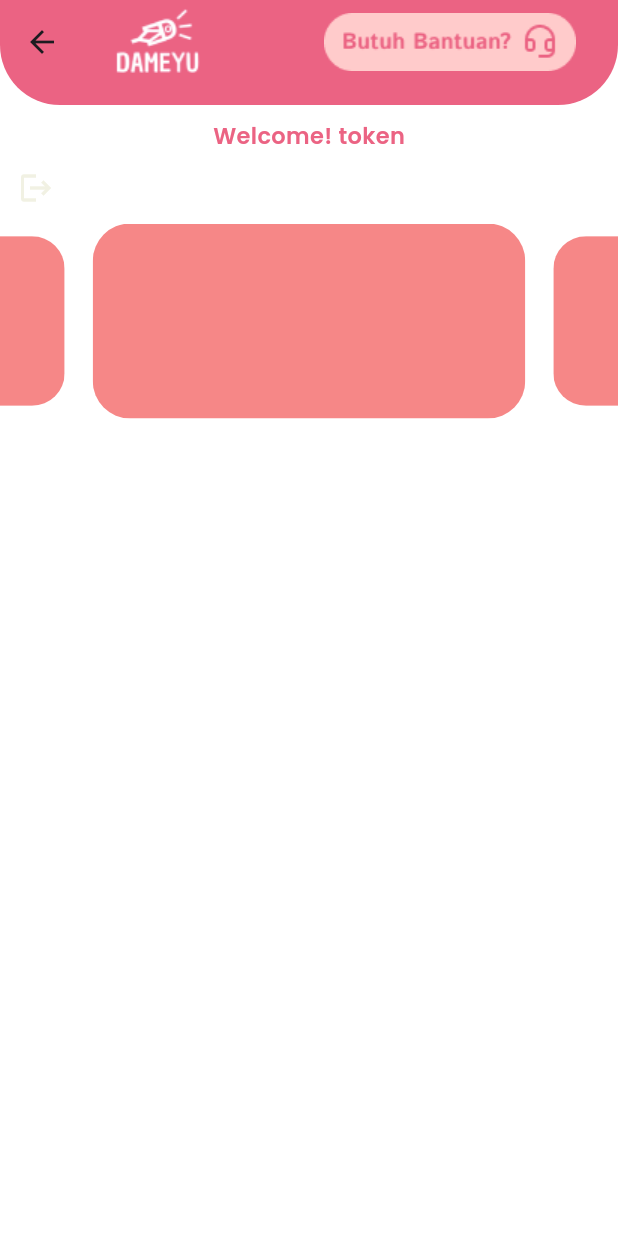
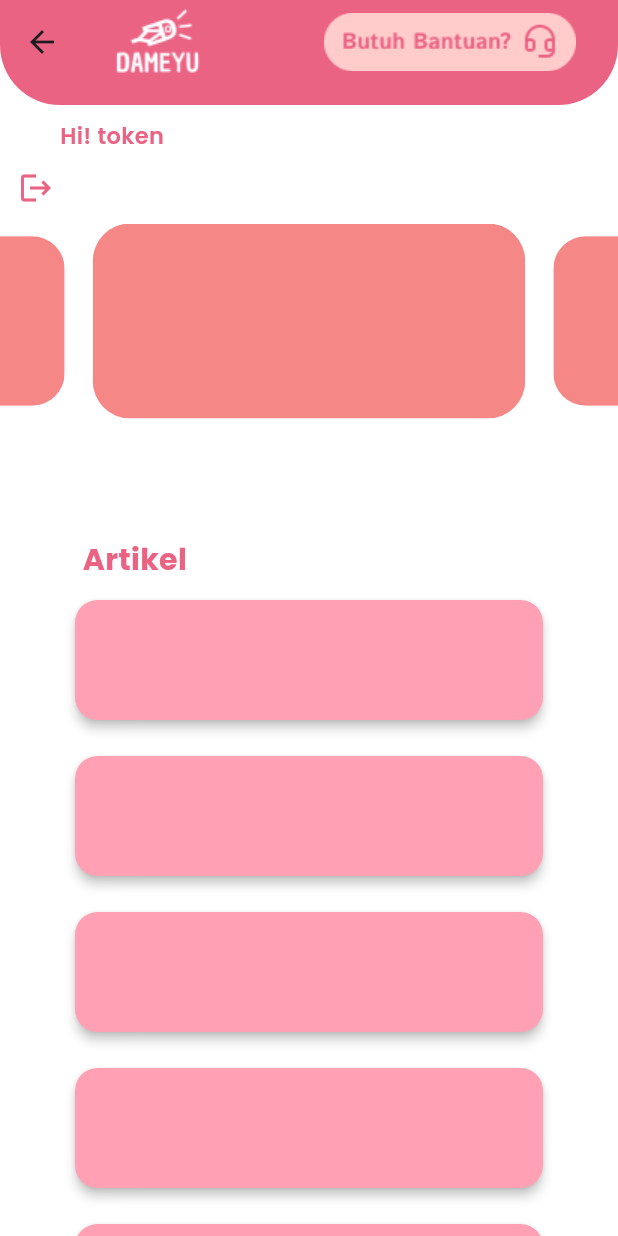
Before and after one commit to CCIT-6A-2-DaMeYu/Mobile-Flutter-DaMeYu, a Flutter app: the HomeScreen screen opened directly, on a phone screen of 412 x 824 dp. Run offline on Flutter 3.47's test engine with Material 3 defaults, Android fonts, the phone set to English and light mode, and no system bars; drawn by our look-alikes of carousel_slider; our stand-ins replace dio, google_fonts, shared_preferences; accounts and stored records are empty.

Commit message:
Add Card Artikel, Fixing welcome username & artikel (tulisan sebelah kiri)

```diff
--- a/lib/screen/home/home_screen.dart
+++ b/lib/screen/home/home_screen.dart
@@ -75,15 +75,25 @@ class _HomeScreenState extends State<HomeScreen> {
           crossAxisAlignment: CrossAxisAlignment.start,
           children: [
             const SizedBox(height: 10),
-            Center(
-              child: Text(
-                'Welcome! $_username',
-                style: ThemeTextStyle().welcomeUsername,
+             Align(
+              alignment: Alignment.centerLeft,
+              child: Padding(
+                padding: const EdgeInsets.symmetric(horizontal: 40.0),
+                child: Text(
+                  'Hi! $_username',
+                  style: ThemeTextStyle().welcomeUsername,
+                ),
               ),
             ),
+            // Center(
+            //   child: Text(
+            //     'Welcome! $_username',
+            //     style: ThemeTextStyle().welcomeUsername,
+            //   ),
+            // ),
             IconButton(
             icon: const Icon(Icons.logout),
-            color: ThemeColor().white2Color,
+            color: ThemeColor().pinkColor,
             onPressed: () async {
               Navigator.pushAndRemoveUntil(
                     context,
@@ -118,8 +128,35 @@ class _HomeScreenState extends State<HomeScreen> {
                 },
               ),
             ),
-             const SizedBox(height: 40),
-
+             const SizedBox(height: 80),
+              Align(
+              alignment: Alignment.centerLeft,
+              child: Padding(
+                padding: const EdgeInsets.symmetric(horizontal: 55.0),
+                child: Text(
+                  'Artikel',
+                  style: ThemeTextStyle().artikel,
+                ),
+              ),
+            ),
+            ListView.builder(
+              shrinkWrap: true,
+              physics: const NeverScrollableScrollPhysics(),
+              itemCount: 10,
+              itemBuilder: (context, index) {
+                return Card(
+                  color: const Color(0xFFFFA0B5),
+                  margin: const EdgeInsets.symmetric(horizontal: 50, vertical: 12),
+                  shape: RoundedRectangleBorder(
+                    borderRadius: BorderRadius.circular(15),
+                  ),
+                  elevation: 3,
+                  child: const Padding(
+                    padding: EdgeInsets.all(40),
+                  ),
+                );
+              },
+            ),
           ],
         ),
       ),
--- a/lib/services/artikel/artikel_api.dart
+++ b/lib/services/artikel/artikel_api.dart
@@ -11,7 +11,7 @@ class ArtikelAPI {
 
       if (response.statusCode == 200) {
         return List<Map<String, dynamic>>.from(
-          response.data.map((dynamic reminder) => reminder as Map<String, dynamic>),
+          response.data.map((dynamic artikel) => artikel as Map<String, dynamic>),
         );
       } else {
         // ignore: avoid_print
--- a/lib/theme/theme_text_style.dart
+++ b/lib/theme/theme_text_style.dart
@@ -20,4 +20,10 @@ class ThemeTextStyle {
     fontWeight: FontWeight.w600,
     color: ThemeColor().white2Color,
   );
+
+  TextStyle artikel = GoogleFonts.poppins(
+    fontSize: 20,
+    fontWeight: FontWeight.w700,
+    color: ThemeColor().pinkColor,
+  );
 }
```
